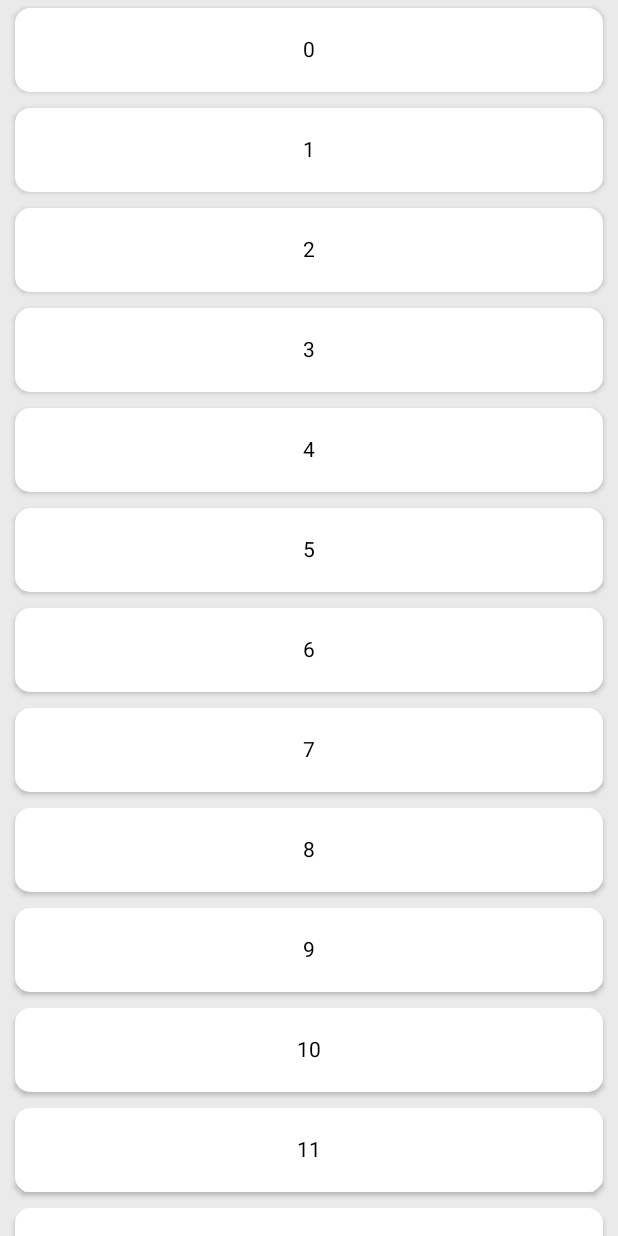
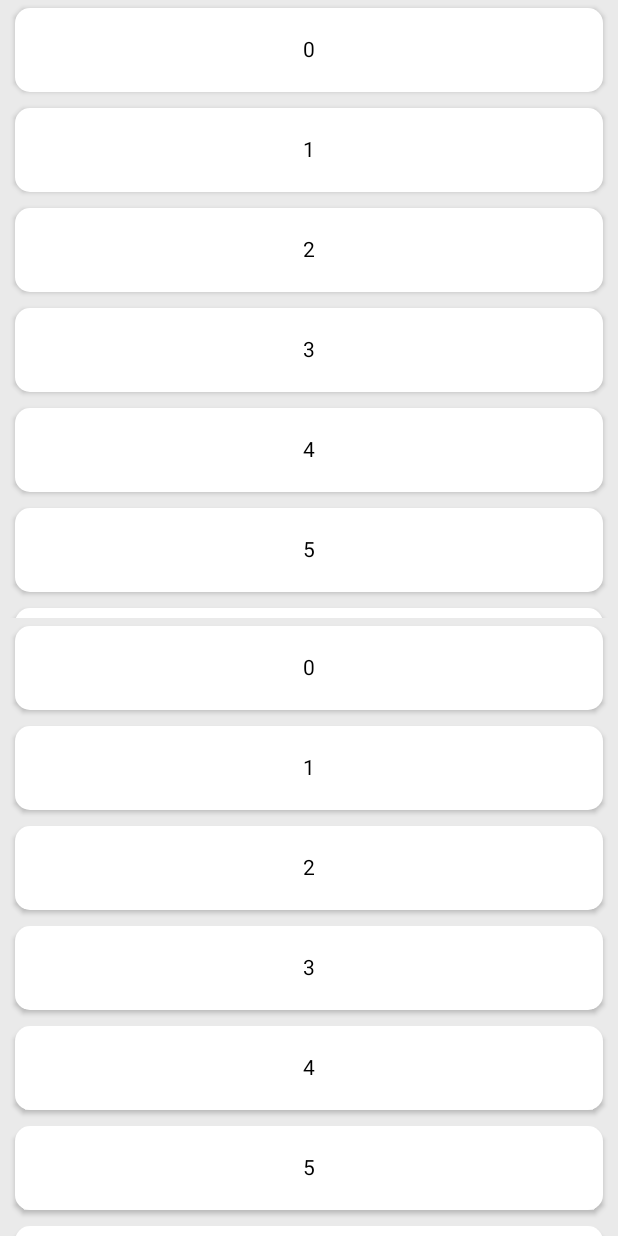
Before and after one commit to garrison-henkle/paging-compose, an Android app built with Jetpack Compose: the screen it shows after launch (MainActivity), on a phone screen of 412 x 824 dp. Run offline under Robolectric (Android 15) with nearby library versions, the phone set to English and light mode, and no system bars.

Commit message:
fix builds, update readme/examples, fix bug

```diff
--- a/exampleAndroid/src/main/java/dev/henkle/compose/paging/android/MainActivity.kt
+++ b/exampleAndroid/src/main/java/dev/henkle/compose/paging/android/MainActivity.kt
@@ -5,7 +5,7 @@ import androidx.activity.ComponentActivity
 import androidx.activity.compose.setContent
 import androidx.compose.foundation.background
 import androidx.compose.foundation.layout.Box
-import androidx.compose.foundation.layout.fillMaxSize
+import androidx.compose.foundation.layout.Column
 import androidx.compose.foundation.layout.fillMaxWidth
 import androidx.compose.foundation.layout.padding
 import androidx.compose.foundation.shape.RoundedCornerShape
@@ -22,32 +22,37 @@ class MainActivity : ComponentActivity() {
     override fun onCreate(savedInstanceState: Bundle?) {
         super.onCreate(savedInstanceState)
 
-        val exampleData = List(10_000){ it.toString() }
+        val exampleData = List(10_000) { it.toString() }
 
         setContent {
-            Box(
-                modifier = Modifier
+            Column(
+                modifier =
+                    Modifier
                         .fillMaxWidth()
                         .background(color = Color(0xffeaeaea)),
-            ){
+            ) {
                 PagedLazyColumn(
-                    modifier = Modifier.fillMaxSize(),
+                    modifier =
+                        Modifier
+                            .fillMaxWidth()
+                            .weight(1f),
                     loadingCirclesEnabled = true,
                     pageSize = 15,
                     maxPages = 5,
                     key = { it },
                     fetch = { offset, pageSize ->
                         delay(500)
-                        when{
+                        when {
                             offset >= exampleData.size -> emptyList()
                             offset + pageSize >= exampleData.size ->
                                 exampleData.subList(offset, exampleData.size)
                             else -> exampleData.subList(offset, offset + pageSize)
                         }
                     },
-                ){ text ->
+                ) { text ->
                     Surface(
-                        modifier = Modifier
+                        modifier =
+                            Modifier
                                 .padding(horizontal = 10.dp, vertical = 5.dp)
                                 .fillMaxWidth(),
                         color = Color.White,
@@ -55,11 +60,60 @@ class MainActivity : ComponentActivity() {
                         shape = RoundedCornerShape(size = 10.dp),
                     ) {
                         Box(
-                            modifier = Modifier
+                            modifier =
+                                Modifier
                                     .fillMaxWidth()
                                     .padding(vertical = 20.dp),
                             contentAlignment = Alignment.Center,
-                        ){
+                        ) {
+                            Text(text = text)
+                        }
+                    }
+                }
+
+                PagedLazyColumn(
+                    modifier =
+                        Modifier
+                            .fillMaxWidth()
+                            .weight(1f),
+                    loadingCirclesEnabled = true,
+                    pageSize = 15,
+                    maxPages = 3,
+                    key = { it },
+                    getID = { it },
+                    fetch = { lastID, pageSize ->
+                        delay(500)
+                        val index =
+                            lastID?.let {
+                                exampleData.indexOf(lastID)
+                                    .takeIf { it != -1 }
+                                    ?.let { it + 1 }
+                            }
+                        when {
+                            index == null -> exampleData.subList(0, pageSize)
+                            index >= exampleData.size -> emptyList()
+                            index + pageSize >= exampleData.size ->
+                                exampleData.subList(index, exampleData.size)
+                            else -> exampleData.subList(index, index + pageSize)
+                        }
+                    },
+                ) { text ->
+                    Surface(
+                        modifier =
+                            Modifier
+                                .padding(horizontal = 10.dp, vertical = 5.dp)
+                                .fillMaxWidth(),
+                        color = Color.White,
+                        elevation = 2.dp,
+                        shape = RoundedCornerShape(size = 10.dp),
+                    ) {
+                        Box(
+                            modifier =
+                                Modifier
+                                    .fillMaxWidth()
+                                    .padding(vertical = 20.dp),
+                            contentAlignment = Alignment.Center,
+                        ) {
                             Text(text = text)
                         }
                     }
--- a/gradle.properties
+++ b/gradle.properties
@@ -7,7 +7,6 @@ kotlin.code.style=official
 #Android
 android.useAndroidX=true
 android.nonTransitiveRClass=true
-android.experimental.lint.version=8.1.0
 
 #MPP
 kotlin.mpp.enableCInteropCommonization=true
@@ -22,7 +21,7 @@ package.name.android.artifact=paging
 package.name.android.example=dev.henkle.compose.paging.android
 package.name.ios=PagingCompose
 android.sdk.min=21
-android.sdk.compile=33
-android.sdk.target=33
+android.sdk.compile=34
+android.sdk.target=34
 android.version.code=1
 android.version.name=1.0.0
--- a/gradle/libs.versions.toml
+++ b/gradle/libs.versions.toml
@@ -1,5 +1,5 @@
 [versions]
-androidPlugin = "8.1.0"
+androidPlugin = "8.2.1"
 androidx = "1.7.2"
 androidxCoreKtx = "1.10.1"
 androidxLifecycle = "2.6.1"
```
Also changed, not shown: shared/src/commonMain/kotlin/dev/henkle/compose/paging/PagingAdapter.kt (+36 -4 lines), gradle/wrapper/gradle-wrapper.properties, 1 other file. Lines whose indentation alone changed are shown as unchanged.
